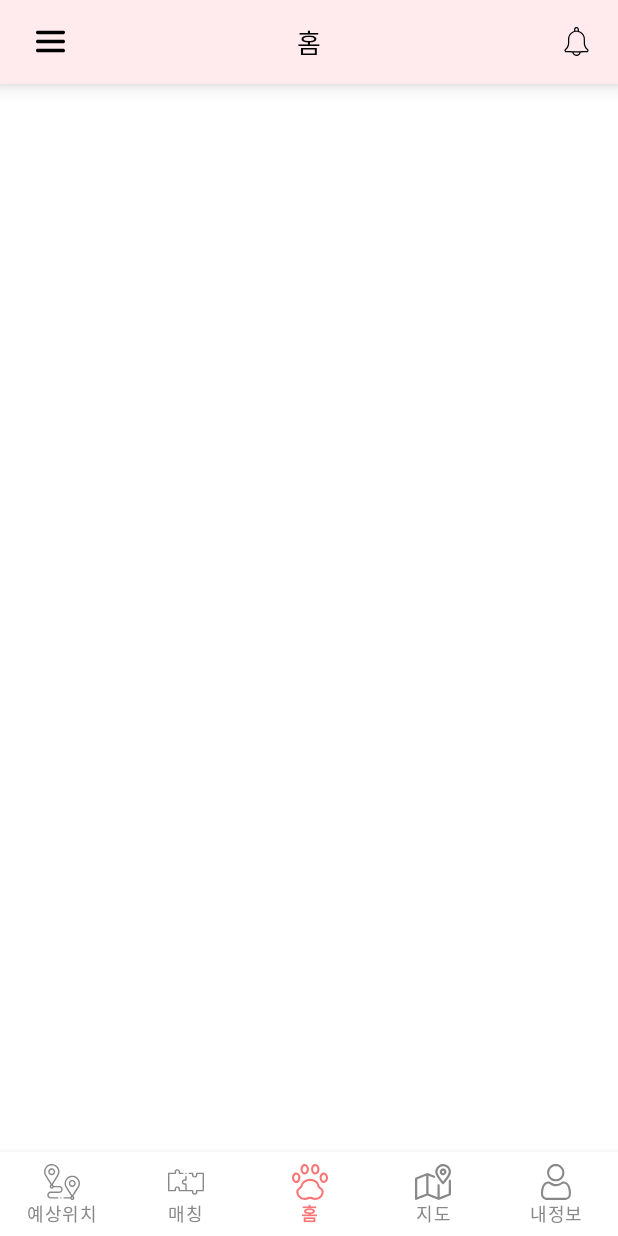
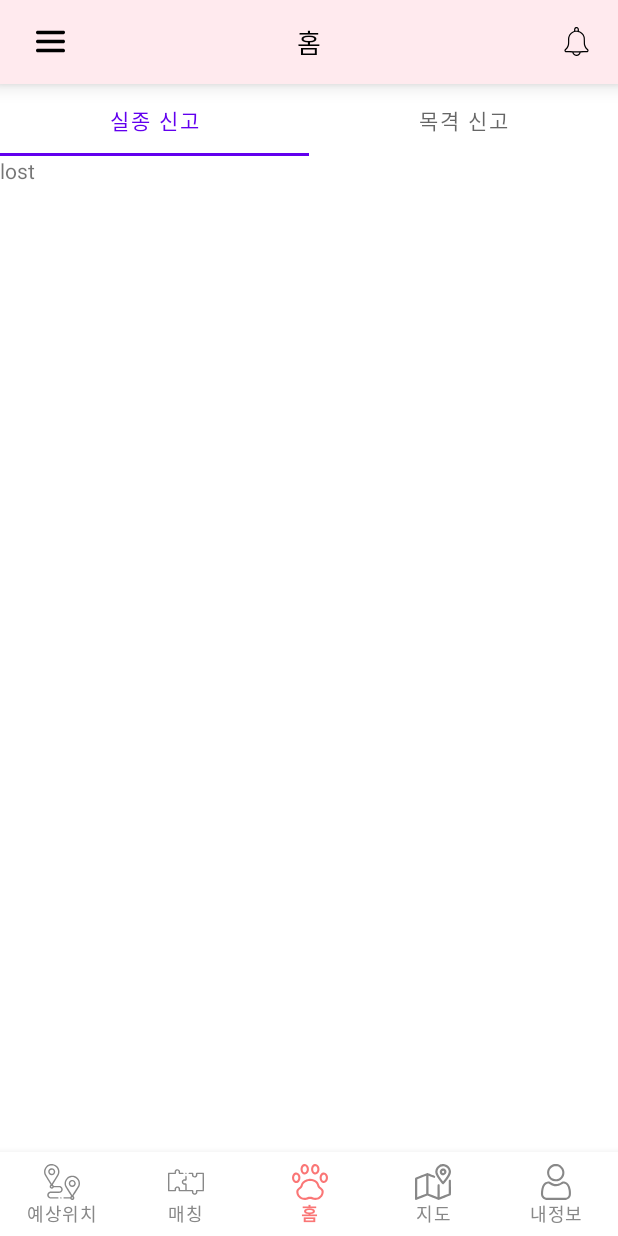
Before and after one commit to k-r-1/gradproject-pawprints, an Android app: the HomeFragment screen opened directly, with no data from a screen before it, on a phone screen of 412 x 824 dp. Run offline under Robolectric (Android 15) with nearby library versions, the phone set to English and light mode, and no system bars; our stand-ins replace navigation-ui.

Commit message:
홈화면 개별 브랜치 추가 후 화면 구성

```diff
--- a/app/src/main/java/com/swuproject/pawprints/ui/home/HomeFragment.kt
+++ b/app/src/main/java/com/swuproject/pawprints/ui/home/HomeFragment.kt
@@ -4,11 +4,9 @@ import android.os.Bundle
 import android.view.LayoutInflater
 import android.view.View
 import android.view.ViewGroup
-import android.widget.TextView
-import androidx.appcompat.app.AppCompatActivity
 import androidx.fragment.app.Fragment
 import androidx.lifecycle.ViewModelProvider
-import com.swuproject.pawprints.common.Utils
+import com.google.android.material.tabs.TabLayoutMediator
 import com.swuproject.pawprints.databinding.FragmentHomeBinding
 
 class HomeFragment : Fragment() {
@@ -18,6 +16,8 @@ class HomeFragment : Fragment() {
     // This property is only valid between onCreateView and
     // onDestroyView.
     private val binding get() = _binding!!
+
+    private val tabTextList = listOf("실종 신고", "목격 신고")
 
     override fun onCreateView(
             inflater: LayoutInflater,
@@ -30,6 +30,13 @@ class HomeFragment : Fragment() {
         _binding = FragmentHomeBinding.inflate(inflater, container, false)
         val root: View = binding.root
 
+        binding.homeViewpager.adapter = ViewPagerAdapter(requireActivity())
+
+        TabLayoutMediator(binding.homeTabLayout, binding.homeViewpager) { tab, pos ->
+            tab.text = tabTextList[pos]
+        }.attach()
+
+
         return root
     }
 
--- /dev/null
+++ b/app/src/main/java/com/swuproject/pawprints/ui/home/HomeTabLostFragment.kt
@@ -0,0 +1,55 @@
+package com.swuproject.pawprints.ui.home
+
+import android.os.Bundle
+import androidx.fragment.app.Fragment
+import android.view.LayoutInflater
+import android.view.View
+import android.view.ViewGroup
+import com.swuproject.pawprints.databinding.FragmentHomeTabLostBinding
+
+// TODO: Rename parameter arguments, choose names that match
+// the fragment initialization parameters, e.g. ARG_ITEM_NUMBER
+private const val ARG_PARAM1 = "param1"
+private const val ARG_PARAM2 = "param2"
+
+/**
+ * A simple [Fragment] subclass.
+ * Use the [HomeTabLostFragment.newInstance] factory method to
+ * create an instance of this fragment.
+ */
+class HomeTabLostFragment : Fragment() {
+    lateinit var binding: FragmentHomeTabLostBinding
+    override fun onCreate(savedInstanceState: Bundle?) {
+        super.onCreate(savedInstanceState)
+    }
+
+    override fun onCreateView(
+        inflater: LayoutInflater, container: ViewGroup?,
+        savedInstanceState: Bundle?
+    ): View? {
+        // Inflate the layout for this fragment
+        binding = FragmentHomeTabLostBinding.inflate(inflater, container, false)
+
+        return binding.root
+    }
+
+    companion object {
+        /**
+         * Use this factory method to create a new instance of
+         * this fragment using the provided parameters.
+         *
+         * @param param1 Parameter 1.
+         * @param param2 Parameter 2.
+         * @return A new instance of fragment HomeTabFragment.
+         */
+        // TODO: Rename and change types and number of parameters
+        @JvmStatic
+        fun newInstance(param1: String, param2: String) =
+            HomeTabLostFragment().apply {
+                arguments = Bundle().apply {
+                    putString(ARG_PARAM1, param1)
+                    putString(ARG_PARAM2, param2)
+                }
+            }
+    }
+}
--- /dev/null
+++ b/app/src/main/java/com/swuproject/pawprints/ui/home/ViewPagerAdapter.kt
@@ -0,0 +1,17 @@
+package com.swuproject.pawprints.ui.home
+
+import androidx.fragment.app.Fragment
+import androidx.fragment.app.FragmentActivity
+import androidx.viewpager2.adapter.FragmentStateAdapter
+
+class ViewPagerAdapter(fragmentActivity: FragmentActivity): FragmentStateAdapter(fragmentActivity) {
+
+    override fun getItemCount(): Int = 2
+
+    override fun createFragment(position: Int): Fragment {
+        return when(position) {
+            0 -> HomeTabLostFragment()
+            else -> HomeTabSightFragment()
+        }
+    }
+}
--- a/app/src/main/res/layout/fragment_home.xml
+++ b/app/src/main/res/layout/fragment_home.xml
@@ -1,22 +1,33 @@
 <?xml version="1.0" encoding="utf-8"?>
-<androidx.constraintlayout.widget.ConstraintLayout xmlns:android="http://schemas.android.com/apk/res/android"
+<LinearLayout xmlns:android="http://schemas.android.com/apk/res/android"
     xmlns:app="http://schemas.android.com/apk/res-auto"
     xmlns:tools="http://schemas.android.com/tools"
     android:layout_width="match_parent"
     android:layout_height="match_parent"
+    android:orientation="vertical"
     tools:context=".ui.home.HomeFragment">
 
-    <TextView
-        android:id="@+id/text_home"
+    <com.google.android.material.tabs.TabLayout
+        android:id="@+id/home_tab_layout"
         android:layout_width="match_parent"
-        android:layout_height="wrap_content"
-        android:layout_marginStart="8dp"
-        android:layout_marginTop="8dp"
-        android:layout_marginEnd="8dp"
-        android:textAlignment="center"
-        android:textSize="20sp"
-        app:layout_constraintBottom_toBottomOf="parent"
-        app:layout_constraintEnd_toEndOf="parent"
-        app:layout_constraintStart_toStartOf="parent"
-        app:layout_constraintTop_toTopOf="parent" />
-</androidx.constraintlayout.widget.ConstraintLayout>
+        android:layout_height="wrap_content">
+
+        <com.google.android.material.tabs.TabItem
+            android:layout_width="wrap_content"
+            android:layout_height="wrap_content"
+            android:text="실종 신고" />
+
+        <com.google.android.material.tabs.TabItem
+            android:layout_width="wrap_content"
+            android:layout_height="wrap_content"
+            android:text="목격 신고" />
+
+    </com.google.android.material.tabs.TabLayout>
+
+    <androidx.viewpager2.widget.ViewPager2
+        android:id="@+id/homeViewpager"
+        android:layout_width="match_parent"
+        android:layout_height="match_parent"
+        android:layout_weight="1" />
+
+</LinearLayout>
--- /dev/null
+++ b/app/src/main/res/layout/fragment_home_tab_lost.xml
@@ -0,0 +1,28 @@
+<?xml version="1.0" encoding="utf-8"?>
+<LinearLayout xmlns:android="http://schemas.android.com/apk/res/android"
+    xmlns:tools="http://schemas.android.com/tools"
+    android:layout_width="match_parent"
+    android:layout_height="match_parent"
+    android:orientation="vertical"
+    tools:context=".ui.home.HomeTabLostFragment">
+
+    <TextView
+        android:id="@+id/textView"
+        android:layout_width="wrap_content"
+        android:layout_height="wrap_content"
+        android:text="lost" />
+
+    <LinearLayout
+        android:layout_width="match_parent"
+        android:layout_height="match_parent"
+        android:orientation="vertical">
+
+        <androidx.recyclerview.widget.RecyclerView
+            android:layout_width="match_parent"
+            android:layout_height="match_parent"
+            tools:listitem="@layout/item_hometab_lost_recycler">
+
+        </androidx.recyclerview.widget.RecyclerView>
+    </LinearLayout>
+
+</LinearLayout>
```
Also changed, not shown: app/src/main/java/com/swuproject/pawprints/ui/home/HomeTabSightFragment.kt (added, +58 -0 lines), app/src/main/java/com/swuproject/pawprints/ui/home/LostRecyclerAdapter.kt (added, +11 -0 lines), app/src/main/res/layout/fragment_home_tab_sight.xml (added, +17 -0 lines), app/src/main/res/layout/item_hometab_lost_recycler.xml (added, +75 -0 lines).
